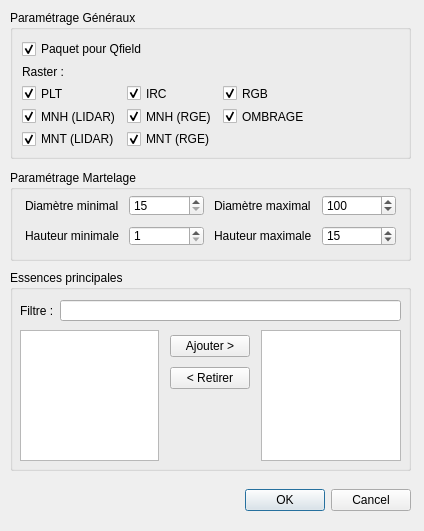
paul-carteron/Qracines, file Qracines/modules/tree_marking/create/tree_marking_create.ui: the form before one commit.
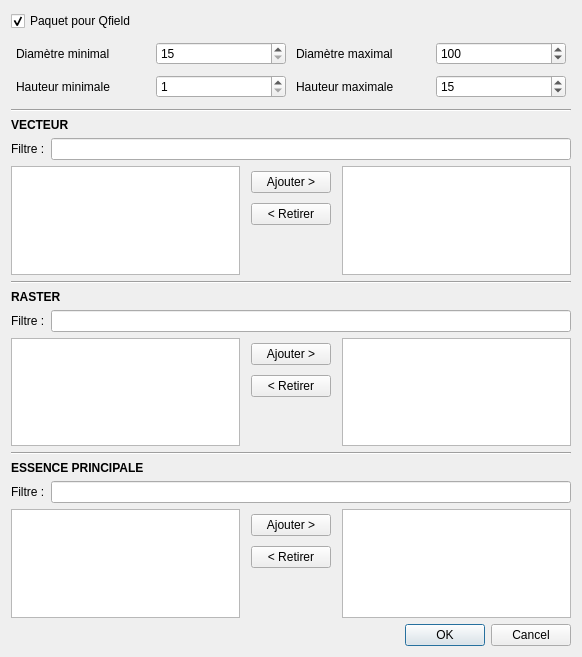
The form after the commit. Custom widgets are drawn as their Qt base class.

Commit message: add custom layer selection for tree marking

The edit to the form file:
```diff
--- a/Qracines/modules/tree_marking/create/tree_marking_create.ui
+++ b/Qracines/modules/tree_marking/create/tree_marking_create.ui
@@ -6,137 +6,48 @@
    <rect>
     <x>0</x>
     <y>0</y>
-    <width>424</width>
-    <height>531</height>
+    <width>582</width>
+    <height>657</height>
    </rect>
   </property>
   <property name="windowTitle">
    <string>Martelage</string>
   </property>
-  <widget class="QGroupBox" name="groupBox_2">
-   <property name="geometry">
-    <rect>
-     <x>10</x>
-     <y>270</y>
-     <width>401</width>
-     <height>201</height>
-    </rect>
-   </property>
-   <property name="title">
-    <string>Essences principales</string>
-   </property>
-   <widget class="QWidget" name="gridLayoutWidget_5">
-    <property name="geometry">
-     <rect>
-      <x>10</x>
-      <y>60</y>
-      <width>381</width>
-      <height>131</height>
-     </rect>
-    </property>
-    <layout class="QGridLayout" name="gridLayout_6">
-     <item row="0" column="2">
-      <widget class="QListWidget" name="lw_selected_species"/>
-     </item>
-     <item row="0" column="1">
-      <layout class="QGridLayout" name="gridLayout_5">
-       <property name="leftMargin">
-        <number>5</number>
-       </property>
-       <property name="topMargin">
-        <number>5</number>
-       </property>
-       <property name="rightMargin">
-        <number>5</number>
-       </property>
-       <property name="bottomMargin">
-        <number>5</number>
-       </property>
-       <property name="spacing">
-        <number>10</number>
-       </property>
-       <item row="1" column="0">
-        <widget class="QPushButton" name="pb_remove_species">
+  <layout class="QVBoxLayout" name="verticalLayout">
+   <item>
+    <layout class="QHBoxLayout" name="horizontalLayout_2">
+     <item>
+      <widget class="QCheckBox" name="cb_package_for_qfield">
+       <property name="toolTip">
+        <string extracomment="Lorsque la case est cochée, le projet est empaqueté pour QField, compressé en ZIP et déposé dans le répertoire de sortie"/>
+       </property>
+       <property name="statusTip">
+        <string/>
+       </property>
          <property name="text">
-          <string>&lt; Retirer</string>
-         </property>
-        </widget>
-       </item>
-       <item row="2" column="0">
-        <spacer name="verticalSpacer">
-         <property name="orientation">
-          <enum>Qt::Vertical</enum>
-         </property>
-         <property name="sizeHint" stdset="0">
-          <size>
-           <width>20</width>
-           <height>40</height>
-          </size>
-         </property>
-        </spacer>
-       </item>
-       <item row="0" column="0">
-        <widget class="QPushButton" name="pb_add_species">
-         <property name="text">
-          <string>Ajouter &gt;</string>
+        <string>Paquet pour Qfield</string>
+       </property>
+       <property name="checked">
+        <bool>true</bool>
+       </property>
+      </widget>
+     </item>
+     <item>
+      <widget class="QgsFileWidget" name="fw_outdir">
+       <property name="enabled">
+        <bool>false</bool>
+       </property>
+       <property name="toolTip">
+        <string/>
+       </property>
+       <property name="options">
+        <set>QFileDialog::ReadOnly|QFileDialog::ShowDirsOnly</set>
          </property>
         </widget>
        </item>
       </layout>
      </item>
-     <item row="0" column="0">
-      <widget class="QListWidget" name="lw_species"/>
-     </item>
-    </layout>
-   </widget>
-   <widget class="QWidget" name="horizontalLayoutWidget_2">
-    <property name="geometry">
-     <rect>
-      <x>10</x>
-      <y>30</y>
-      <width>381</width>
-      <height>21</height>
-     </rect>
-    </property>
-    <layout class="QHBoxLayout" name="horizontalLayout_4">
      <item>
-      <widget class="QLabel" name="label_layers_11">
-       <property name="text">
-        <string>Filtre :</string>
-       </property>
-      </widget>
-     </item>
-     <item>
-      <widget class="QLineEdit" name="le_filter_species">
-       <property name="placeholderText">
-        <string extracomment="CHE..."/>
-       </property>
-      </widget>
-     </item>
-    </layout>
-   </widget>
-  </widget>
-  <widget class="QGroupBox" name="groupBox_3">
-   <property name="geometry">
-    <rect>
-     <x>10</x>
-     <y>170</y>
-     <width>401</width>
-     <height>91</height>
-    </rect>
-   </property>
-   <property name="title">
-    <string>Paramétrage Martelage</string>
-   </property>
-   <widget class="QWidget" name="gridLayoutWidget_3">
-    <property name="geometry">
-     <rect>
-      <x>10</x>
-      <y>20</y>
-      <width>381</width>
-      <height>61</height>
-     </rect>
-    </property>
     <layout class="QGridLayout" name="gridLayout_4" rowstretch="0,0">
      <property name="leftMargin">
       <number>5</number>
@@ -234,223 +145,290 @@
       </widget>
      </item>
     </layout>
-   </widget>
-  </widget>
-  <widget class="QGroupBox" name="groupBox">
-   <property name="geometry">
-    <rect>
-     <x>10</x>
-     <y>10</y>
-     <width>401</width>
-     <height>149</height>
-    </rect>
-   </property>
-   <property name="title">
-    <string>Paramétrage Généraux</string>
-   </property>
-   <layout class="QVBoxLayout" name="verticalLayout">
+   </item>
+   <item>
+    <widget class="Line" name="line">
+     <property name="orientation">
+      <enum>Qt::Horizontal</enum>
+     </property>
+    </widget>
+   </item>
+   <item>
+    <widget class="QLabel" name="label_3">
+     <property name="font">
+      <font>
+       <weight>75</weight>
+       <bold>true</bold>
+      </font>
+     </property>
+     <property name="text">
+      <string>VECTEUR</string>
+     </property>
+    </widget>
+   </item>
     <item>
-     <layout class="QHBoxLayout" name="horizontalLayout_2">
+    <layout class="QHBoxLayout" name="hbox_filtre_vect">
       <item>
-       <widget class="QCheckBox" name="cb_package_for_qfield">
-        <property name="toolTip">
-         <string extracomment="Lorsque la case est cochée, le projet est empaqueté pour QField, compressé en ZIP et déposé dans le répertoire de sortie"/>
-        </property>
-        <property name="statusTip">
-         <string/>
-        </property>
+      <widget class="QLabel" name="lbl_filtre_seq_vect">
         <property name="text">
-         <string>Paquet pour Qfield</string>
-        </property>
-        <property name="checked">
-         <bool>true</bool>
+        <string>Filtre :</string>
+       </property>
+      </widget>
+     </item>
+     <item>
+      <widget class="QLineEdit" name="le_filter_seq_vect">
+       <property name="placeholderText">
+        <string extracomment="CHE..."/>
         </property>
        </widget>
       </item>
+    </layout>
+   </item>
       <item>
-       <widget class="QgsFileWidget" name="fw_outdir">
-        <property name="enabled">
-         <bool>false</bool>
-        </property>
-        <property name="toolTip">
-         <string/>
-        </property>
-        <property name="options">
-         <set>QFileDialog::ReadOnly|QFileDialog::ShowDirsOnly</set>
-        </property>
-       </widget>
-      </item>
-     </layout>
-    </item>
+    <layout class="QGridLayout" name="gridLayout_9">
+     <item row="0" column="1">
+      <layout class="QGridLayout" name="gridLayout_10">
+       <property name="leftMargin">
+        <number>5</number>
+       </property>
+       <property name="topMargin">
+        <number>5</number>
+       </property>
+       <property name="rightMargin">
+        <number>5</number>
+       </property>
+       <property name="bottomMargin">
+        <number>5</number>
+       </property>
+       <property name="spacing">
+        <number>10</number>
+       </property>
+       <item row="2" column="0">
+        <spacer name="vs_seq_vect">
+         <property name="orientation">
+          <enum>Qt::Vertical</enum>
+         </property>
+         <property name="sizeHint" stdset="0">
+          <size>
+           <width>20</width>
+           <height>40</height>
+          </size>
+         </property>
+        </spacer>
+       </item>
+       <item row="0" column="0">
+        <widget class="QPushButton" name="pb_add_seq_vect">
+         <property name="text">
+          <string>Ajouter &gt;</string>
+         </property>
+        </widget>
+       </item>
+       <item row="1" column="0">
+        <widget class="QPushButton" name="pb_remove_seq_vect">
+         <property name="text">
+          <string>&lt; Retirer</string>
+         </property>
+        </widget>
+       </item>
+      </layout>
+     </item>
+     <item row="0" column="2">
+      <widget class="QListWidget" name="lw_selected_seq_vect"/>
+     </item>
+     <item row="0" column="0">
+      <widget class="QListWidget" name="lw_seq_vect"/>
+     </item>
+    </layout>
+   </item>
     <item>
-     <widget class="QLabel" name="label_layers_3">
-      <property name="sizePolicy">
-       <sizepolicy hsizetype="Fixed" vsizetype="Preferred">
-        <horstretch>0</horstretch>
-        <verstretch>0</verstretch>
-       </sizepolicy>
-      </property>
+    <widget class="Line" name="line_2">
+     <property name="orientation">
+      <enum>Qt::Horizontal</enum>
+     </property>
+    </widget>
+   </item>
+   <item>
+    <widget class="QLabel" name="label_4">
+     <property name="font">
+      <font>
+       <weight>75</weight>
+       <bold>true</bold>
+      </font>
+     </property>
       <property name="text">
-       <string>Raster :</string>
+      <string>RASTER</string>
       </property>
      </widget>
     </item>
     <item>
-     <layout class="QGridLayout" name="gridLayout">
-      <item row="0" column="1">
-       <widget class="QCheckBox" name="cb_irc">
-        <property name="sizePolicy">
-         <sizepolicy hsizetype="Maximum" vsizetype="Fixed">
-          <horstretch>0</horstretch>
-          <verstretch>0</verstretch>
-         </sizepolicy>
-        </property>
+    <layout class="QHBoxLayout" name="hbox_filtre_rast">
+     <item>
+      <widget class="QLabel" name="lbl_filtre_seq_rast">
         <property name="text">
-         <string>IRC</string>
-        </property>
-        <property name="checked">
-         <bool>true</bool>
+        <string>Filtre :</string>
+       </property>
+      </widget>
+     </item>
+     <item>
+      <widget class="QLineEdit" name="le_filter_seq_rast">
+       <property name="placeholderText">
+        <string extracomment="CHE..."/>
         </property>
        </widget>
       </item>
-      <item row="1" column="2">
-       <widget class="QCheckBox" name="cb_ombrage_mnh">
-        <property name="sizePolicy">
-         <sizepolicy hsizetype="Maximum" vsizetype="Fixed">
-          <horstretch>0</horstretch>
-          <verstretch>0</verstretch>
-         </sizepolicy>
-        </property>
+    </layout>
+   </item>
+   <item>
+    <layout class="QGridLayout" name="gridLayout_13">
+     <item row="0" column="0">
+      <widget class="QListWidget" name="lw_seq_rast"/>
+     </item>
+     <item row="0" column="2">
+      <widget class="QListWidget" name="lw_selected_seq_rast"/>
+     </item>
+     <item row="0" column="1">
+      <layout class="QGridLayout" name="gridLayout_14">
+       <property name="leftMargin">
+        <number>5</number>
+       </property>
+       <property name="topMargin">
+        <number>5</number>
+       </property>
+       <property name="rightMargin">
+        <number>5</number>
+       </property>
+       <property name="bottomMargin">
+        <number>5</number>
+       </property>
+       <property name="spacing">
+        <number>10</number>
+       </property>
+       <item row="2" column="0">
+        <spacer name="vs_seq_rast">
+         <property name="orientation">
+          <enum>Qt::Vertical</enum>
+         </property>
+         <property name="sizeHint" stdset="0">
+          <size>
+           <width>20</width>
+           <height>40</height>
+          </size>
+         </property>
+        </spacer>
+       </item>
+       <item row="0" column="0">
+        <widget class="QPushButton" name="pb_add_seq_rast">
         <property name="text">
-         <string>OMBRAGE</string>
-        </property>
-        <property name="checked">
-         <bool>true</bool>
+          <string>Ajouter &gt;</string>
+         </property>
+        </widget>
+       </item>
+       <item row="1" column="0">
+        <widget class="QPushButton" name="pb_remove_seq_rast">
+         <property name="text">
+          <string>&lt; Retirer</string>
         </property>
        </widget>
       </item>
-      <item row="0" column="2">
-       <widget class="QCheckBox" name="cb_rgb">
-        <property name="sizePolicy">
-         <sizepolicy hsizetype="Maximum" vsizetype="Fixed">
-          <horstretch>0</horstretch>
-          <verstretch>0</verstretch>
-         </sizepolicy>
-        </property>
+      </layout>
+     </item>
+    </layout>
+   </item>
+   <item>
+    <widget class="Line" name="line_3">
+     <property name="orientation">
+      <enum>Qt::Horizontal</enum>
+     </property>
+    </widget>
+   </item>
+   <item>
+    <widget class="QLabel" name="label">
+     <property name="font">
+      <font>
+       <weight>75</weight>
+       <bold>true</bold>
+      </font>
+     </property>
         <property name="text">
-         <string>RGB</string>
-        </property>
-        <property name="checked">
-         <bool>true</bool>
+      <string>ESSENCE PRINCIPALE</string>
+     </property>
+    </widget>
+   </item>
+   <item>
+    <layout class="QHBoxLayout" name="hbox_filtre_ess">
+     <item>
+      <widget class="QLabel" name="label_layers_11">
+       <property name="text">
+        <string>Filtre :</string>
         </property>
        </widget>
       </item>
+     <item>
+      <widget class="QLineEdit" name="le_filter_species">
+       <property name="placeholderText">
+        <string extracomment="CHE..."/>
+       </property>
+      </widget>
+     </item>
+    </layout>
+   </item>
+   <item>
+    <layout class="QGridLayout" name="gridLayout_6">
       <item row="1" column="1">
-       <widget class="QCheckBox" name="cb_mnh_rge">
-        <property name="sizePolicy">
-         <sizepolicy hsizetype="Maximum" vsizetype="Fixed">
-          <horstretch>0</horstretch>
-          <verstretch>0</verstretch>
-         </sizepolicy>
-        </property>
-        <property name="text">
-         <string>MNH (RGE)</string>
-        </property>
-        <property name="checked">
-         <bool>true</bool>
-        </property>
-       </widget>
-      </item>
+      <layout class="QGridLayout" name="gridLayout_5">
+       <property name="leftMargin">
+        <number>5</number>
+       </property>
+       <property name="topMargin">
+        <number>5</number>
+       </property>
+       <property name="rightMargin">
+        <number>5</number>
+       </property>
+       <property name="bottomMargin">
+        <number>5</number>
+       </property>
+       <property name="spacing">
+        <number>10</number>
+       </property>
       <item row="2" column="0">
-       <widget class="QCheckBox" name="cb_mnt_lidar">
-        <property name="sizePolicy">
-         <sizepolicy hsizetype="Maximum" vsizetype="Fixed">
-          <horstretch>0</horstretch>
-          <verstretch>0</verstretch>
-         </sizepolicy>
-        </property>
-        <property name="text">
-         <string>MNT (LIDAR)</string>
-        </property>
-        <property name="checked">
-         <bool>true</bool>
-        </property>
-       </widget>
-      </item>
-      <item row="2" column="1">
-       <widget class="QCheckBox" name="cb_mnt_rge">
-        <property name="sizePolicy">
-         <sizepolicy hsizetype="Maximum" vsizetype="Fixed">
-          <horstretch>0</horstretch>
-          <verstretch>0</verstretch>
-         </sizepolicy>
-        </property>
-        <property name="text">
-         <string>MNT (RGE)</string>
-        </property>
-        <property name="checked">
-         <bool>true</bool>
-        </property>
-       </widget>
-      </item>
-      <item row="0" column="0">
-       <widget class="QCheckBox" name="cb_plt">
-        <property name="sizePolicy">
-         <sizepolicy hsizetype="Maximum" vsizetype="Fixed">
-          <horstretch>0</horstretch>
-          <verstretch>0</verstretch>
-         </sizepolicy>
-        </property>
-        <property name="text">
-         <string>PLT</string>
-        </property>
-        <property name="checked">
-         <bool>true</bool>
-        </property>
-       </widget>
-      </item>
-      <item row="1" column="0">
-       <widget class="QCheckBox" name="cb_mnh_lidar">
-        <property name="sizePolicy">
-         <sizepolicy hsizetype="Maximum" vsizetype="Fixed">
-          <horstretch>0</horstretch>
-          <verstretch>0</verstretch>
-         </sizepolicy>
-        </property>
-        <property name="text">
-         <string>MNH (LIDAR)</string>
-        </property>
-        <property name="checked">
-         <bool>true</bool>
-        </property>
-       </widget>
-      </item>
-      <item row="1" column="3">
-       <spacer name="horizontalSpacer_2">
+        <spacer name="verticalSpacer">
         <property name="orientation">
-         <enum>Qt::Horizontal</enum>
+          <enum>Qt::Vertical</enum>
         </property>
         <property name="sizeHint" stdset="0">
          <size>
-          <width>40</width>
-          <height>20</height>
+           <width>20</width>
+           <height>40</height>
          </size>
         </property>
        </spacer>
       </item>
-     </layout>
-    </item>
-   </layout>
-  </widget>
-  <widget class="QWidget" name="horizontalLayoutWidget">
-   <property name="geometry">
-    <rect>
-     <x>10</x>
-     <y>480</y>
-     <width>401</width>
-     <height>41</height>
-    </rect>
-   </property>
+       <item row="0" column="0">
+        <widget class="QPushButton" name="pb_add_species">
+         <property name="text">
+          <string>Ajouter &gt;</string>
+         </property>
+        </widget>
+       </item>
+       <item row="1" column="0">
+        <widget class="QPushButton" name="pb_remove_species">
+         <property name="text">
+          <string>&lt; Retirer</string>
+         </property>
+        </widget>
+       </item>
+      </layout>
+     </item>
+     <item row="1" column="2">
+      <widget class="QListWidget" name="lw_selected_species"/>
+     </item>
+     <item row="1" column="0">
+      <widget class="QListWidget" name="lw_species"/>
+     </item>
+    </layout>
+   </item>
+   <item>
    <layout class="QHBoxLayout" name="horizontalLayout">
     <item>
      <spacer name="horizontalSpacer">
@@ -476,7 +454,8 @@
      </widget>
     </item>
    </layout>
-  </widget>
+   </item>
+  </layout>
  </widget>
  <customwidgets>
   <customwidget>
```
Lines whose indentation alone changed are shown as unchanged. The commit also changes 4 other files.
